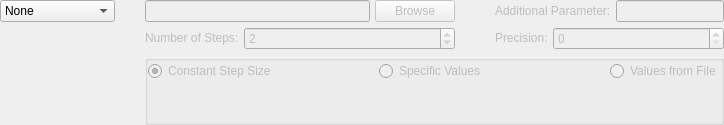
First picture: the form in slsDetectorGui/forms/form_scan.ui, repository slsdetectorgroup/slsDetectorPackage, before the edit.
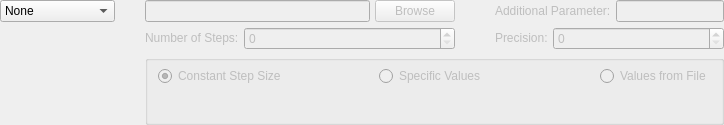
Second picture: the form after the edit.

Commit message: fixed bugs to do with stacked trace and fixed file input range for scan

What changed in the file:
```diff
--- a/slsDetectorGui/forms/form_scan.ui
+++ b/slsDetectorGui/forms/form_scan.ui
@@ -62,19 +62,47 @@
       <string/>
      </property>
      <layout class="QGridLayout" name="gridLayout_2">
+      <property name="leftMargin">
+       <number>0</number>
+      </property>
+      <property name="topMargin">
+       <number>5</number>
+      </property>
+      <property name="rightMargin">
+       <number>0</number>
+      </property>
+      <property name="bottomMargin">
+       <number>2</number>
+      </property>
       <property name="horizontalSpacing">
        <number>0</number>
       </property>
       <property name="verticalSpacing">
        <number>5</number>
       </property>
-      <property name="margin">
-       <number>0</number>
-      </property>
       <item row="0" column="0">
        <layout class="QHBoxLayout" name="horizontalLayout_7">
         <item>
-         <widget class="QRadioButton" name="radioConstant">
+         <spacer name="horizontalSpacer_5">
+          <property name="orientation">
+           <enum>Qt::Horizontal</enum>
+          </property>
+          <property name="sizeType">
+           <enum>QSizePolicy::Fixed</enum>
+          </property>
+          <property name="sizeHint" stdset="0">
+           <size>
+            <width>10</width>
+            <height>20</height>
+           </size>
+          </property>
+         </spacer>
+        </item>
+        <item>
+         <widget class="QRadioButton" name="radioRange">
+          <property name="toolTip">
+           <string/>
+          </property>
           <property name="text">
            <string>Constant Step Size</string>
           </property>
@@ -109,6 +137,22 @@
           </property>
          </widget>
         </item>
+        <item>
+         <spacer name="horizontalSpacer_6">
+          <property name="orientation">
+           <enum>Qt::Horizontal</enum>
+          </property>
+          <property name="sizeType">
+           <enum>QSizePolicy::Fixed</enum>
+          </property>
+          <property name="sizeHint" stdset="0">
+           <size>
+            <width>10</width>
+            <height>20</height>
+           </size>
+          </property>
+         </spacer>
+        </item>
        </layout>
       </item>
       <item row="1" column="0">
@@ -283,13 +327,13 @@
         </sizepolicy>
        </property>
        <property name="minimum">
-        <number>1</number>
+        <number>0</number>
        </property>
        <property name="maximum">
         <number>1000000</number>
        </property>
        <property name="value">
-        <number>2</number>
+        <number>0</number>
        </property>
       </widget>
      </item>
```
Left out of the diff: 12 changed lines with no effect on the pictures. The commit also changes 18 other files.
